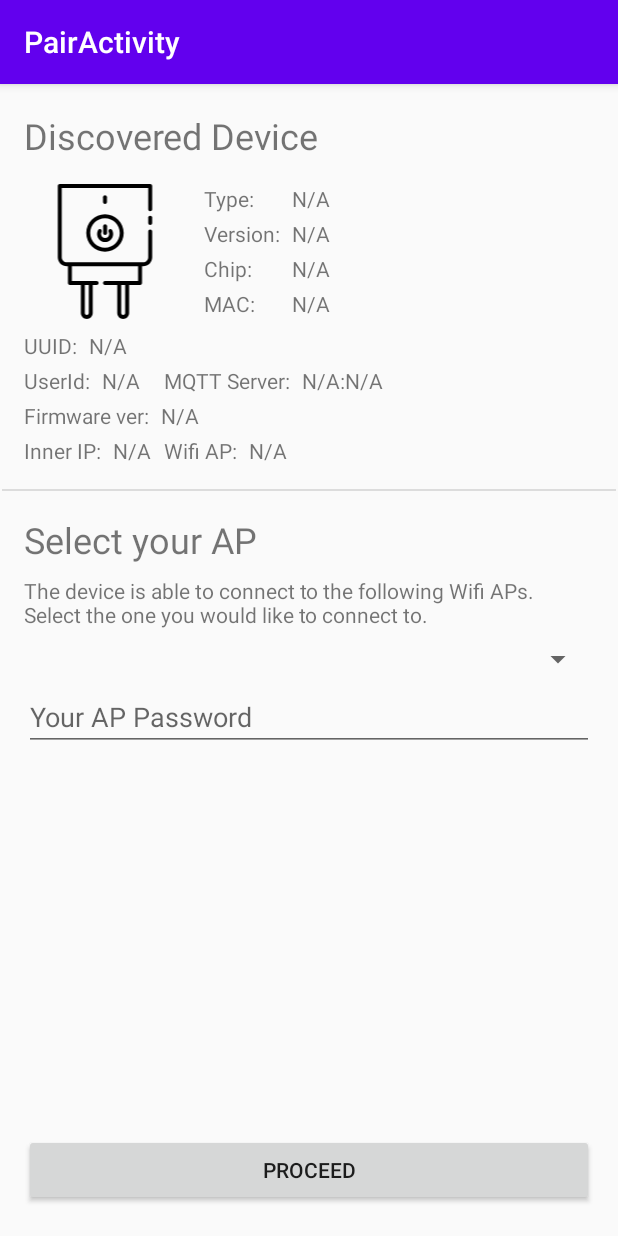
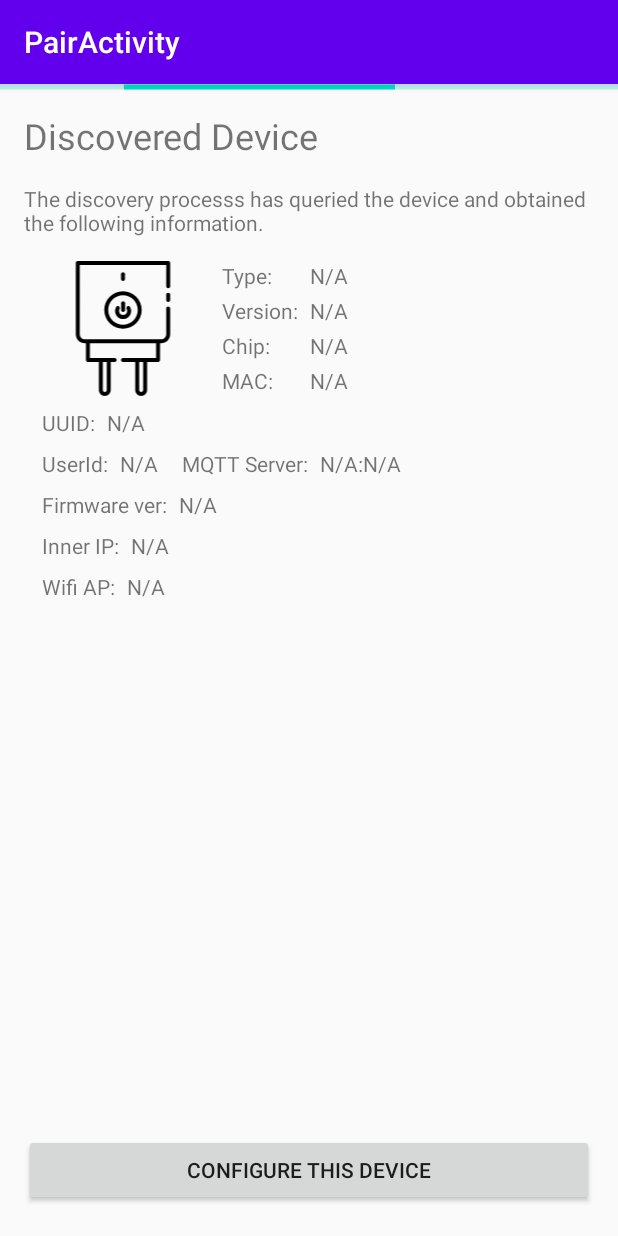
Before and after one commit to albertogeniola/Custom-Meross-Pairer, an Android app: the ConfigureFragment screen opened through its navigation route, on a phone screen of 412 x 824 dp. Run offline under Robolectric (Android 15) with nearby library versions, the phone set to English and light mode, and no system bars.

Commit message:
Automatically trigger scanning at boot Moved away AP configuration from Device Info fragment

```diff
--- a/app/src/main/java/com/albertogeniola/merossconf/ScanFragment.java
+++ b/app/src/main/java/com/albertogeniola/merossconf/ScanFragment.java
@@ -78,19 +78,7 @@ public class ScanFragment extends Fragment {
         fab.setOnClickListener(new View.OnClickListener() {
             @Override
             public void onClick(View view) {
-                if (!AndroidUtils.isLocationEnabled(getContext())) {
-                    Snackbar.make(fab,  "Please enable location access to scan WIFI networks", Snackbar.LENGTH_LONG).show();
-                    return;
-                }
-                if(Build.VERSION.SDK_INT >= Build.VERSION_CODES.M && getContext().checkSelfPermission(Manifest.permission.ACCESS_COARSE_LOCATION) != PackageManager.PERMISSION_GRANTED){
-                    requestPermissions(new String[]{Manifest.permission.ACCESS_COARSE_LOCATION},
-                            LOCATION_PERMISSION_CODE);
-                    //After this point you wait for callback in onRequestPermissionsResult(int, String[], int[]) overriden method
-
-                }else{
-                    fab.setEnabled(false);
-                    startScan();
-                }
+                startScan();
             }
         });
     }
@@ -109,6 +97,12 @@ public class ScanFragment extends Fragment {
     };
 
     @Override
+    public void onStart() {
+        super.onStart();
+        startScan();
+    }
+
+    @Override
     public void onRequestPermissionsResult(int requestCode, String[] permissions,
                                            int[] grantResults) {
         if (requestCode == LOCATION_PERMISSION_CODE
@@ -119,10 +113,20 @@ public class ScanFragment extends Fragment {
     }
 
     private void startScan() {
-        ((ProgressableActivity)getActivity()).setProgressIndeterminate();
-        boolean success = wifiManager.startScan();
-        if (!success) {
-            scanFailure();
+        if (!AndroidUtils.isLocationEnabled(getContext())) {
+            Snackbar.make(fab,  "Please enable location access to scan WIFI networks", Snackbar.LENGTH_LONG).show();
+            return;
+        }
+        if(Build.VERSION.SDK_INT >= Build.VERSION_CODES.M && getContext().checkSelfPermission(Manifest.permission.ACCESS_COARSE_LOCATION) != PackageManager.PERMISSION_GRANTED){
+            requestPermissions(new String[]{Manifest.permission.ACCESS_COARSE_LOCATION},
+                    LOCATION_PERMISSION_CODE);
+        }else{
+            fab.setEnabled(false);
+            ((ProgressableActivity)getActivity()).setProgressIndeterminate();
+            boolean success = wifiManager.startScan();
+            if (!success) {
+                scanFailure();
+            }
         }
     }
 
--- a/app/src/main/res/layout/fragment_configure_mqtt.xml
+++ b/app/src/main/res/layout/fragment_configure_mqtt.xml
@@ -10,12 +10,12 @@
         android:id="@+id/imageView"
         android:layout_width="108dp"
         android:layout_height="90dp"
-        android:layout_marginStart="16dp"
-        android:layout_marginLeft="16dp"
+        android:layout_marginStart="28dp"
+        android:layout_marginLeft="28dp"
         android:layout_marginTop="16dp"
         android:src="@drawable/ic_smart_plug"
         app:layout_constraintStart_toStartOf="parent"
-        app:layout_constraintTop_toBottomOf="@+id/textView3" />
+        app:layout_constraintTop_toBottomOf="@+id/textView9" />
 
     <TextView
         android:id="@+id/textView2"
@@ -31,7 +31,7 @@
         android:id="@+id/textView11"
         android:layout_width="wrap_content"
         android:layout_height="wrap_content"
-        android:layout_marginTop="4dp"
+        android:layout_marginTop="8dp"
         android:text="Firmware ver:"
         app:layout_constraintStart_toStartOf="@+id/textView12"
         app:layout_constraintTop_toBottomOf="@+id/textView12" />
@@ -40,7 +40,7 @@
         android:id="@+id/textView16"
         android:layout_width="wrap_content"
         android:layout_height="wrap_content"
-        android:layout_marginTop="4dp"
+        android:layout_marginTop="8dp"
         android:text="Inner IP:"
         app:layout_constraintStart_toStartOf="@+id/textView11"
         app:layout_constraintTop_toBottomOf="@+id/textView11" />
@@ -49,9 +49,10 @@
         android:id="@+id/textView17"
         android:layout_width="wrap_content"
         android:layout_height="wrap_content"
+        android:layout_marginTop="8dp"
         android:text="Wifi AP:"
-        app:layout_constraintStart_toStartOf="@+id/textView13"
-        app:layout_constraintTop_toTopOf="@+id/discoveredInnerIP" />
+        app:layout_constraintStart_toStartOf="@+id/textView16"
+        app:layout_constraintTop_toBottomOf="@+id/textView16" />
 
     <TextView
         android:id="@+id/textView13"
@@ -67,7 +68,7 @@
         android:id="@+id/textView12"
         android:layout_width="wrap_content"
         android:layout_height="wrap_content"
-        android:layout_marginTop="4dp"
+        android:layout_marginTop="8dp"
         android:text="UserId:"
         app:layout_constraintStart_toStartOf="@+id/textView8"
         app:layout_constraintTop_toBottomOf="@+id/textView8" />
@@ -238,53 +239,6 @@
         app:layout_constraintStart_toEndOf="@+id/discoveredMQTTServer"
         app:layout_constraintTop_toTopOf="@+id/discoveredMQTTServer" />
 
-    <View
-        android:id="@+id/divider"
-        android:layout_width="409dp"
-        android:layout_height="1dp"
-        android:layout_marginTop="16dp"
-        android:background="?android:attr/listDivider"
-        app:layout_constraintEnd_toEndOf="parent"
-        app:layout_constraintStart_toStartOf="parent"
-        app:layout_constraintTop_toBottomOf="@+id/textView17" />
-
-    <Spinner
-        android:id="@+id/spinner"
-        android:layout_width="fill_parent"
-        android:layout_height="wrap_content"
-        android:layout_marginStart="16dp"
-        android:layout_marginLeft="16dp"
-        android:layout_marginTop="8dp"
-        android:layout_marginEnd="16dp"
-        android:layout_marginRight="16dp"
-        app:layout_constraintEnd_toEndOf="parent"
-        app:layout_constraintStart_toStartOf="parent"
-        app:layout_constraintTop_toBottomOf="@+id/textView10" />
-
-    <TextView
-        android:id="@+id/textView9"
-        android:layout_width="wrap_content"
-        android:layout_height="wrap_content"
-        android:layout_marginStart="16dp"
-        android:layout_marginLeft="16dp"
-        android:layout_marginTop="16dp"
-        android:text="Select your AP"
-        android:textSize="24sp"
-        app:layout_constraintStart_toStartOf="parent"
-        app:layout_constraintTop_toBottomOf="@+id/divider" />
-
-    <TextView
-        android:id="@+id/textView10"
-        android:layout_width="0dp"
-        android:layout_height="wrap_content"
-        android:layout_marginTop="8dp"
-        android:layout_marginEnd="24dp"
-        android:layout_marginRight="24dp"
-        android:text="The device is able to connect to the following Wifi APs. Select the one you would like to connect to."
-        app:layout_constraintEnd_toEndOf="parent"
-        app:layout_constraintStart_toStartOf="@+id/textView9"
-        app:layout_constraintTop_toBottomOf="@+id/textView9" />
-
     <Button
         android:id="@+id/button"
         android:layout_width="0dp"
@@ -294,24 +248,23 @@
         android:layout_marginEnd="16dp"
         android:layout_marginRight="16dp"
         android:layout_marginBottom="20dp"
-        android:text="Proceed"
+        android:text="Configure this device"
         app:layout_constraintBottom_toBottomOf="parent"
         app:layout_constraintEnd_toEndOf="parent"
         app:layout_constraintStart_toStartOf="parent"
-        app:layout_constraintTop_toBottomOf="@+id/spinner"
+        app:layout_constraintTop_toBottomOf="@+id/textView17"
         app:layout_constraintVertical_bias="1.0" />
 
-    <EditText
-        android:id="@+id/wifiPassword"
+    <TextView
+        android:id="@+id/textView9"
         android:layout_width="0dp"
         android:layout_height="wrap_content"
-        android:layout_marginTop="4dp"
+        android:layout_marginTop="16dp"
         android:layout_marginEnd="16dp"
         android:layout_marginRight="16dp"
-        android:hint="Your AP Password"
-        android:ems="10"
-        android:inputType="textPersonName"
+        android:text="The discovery processs has queried the device and obtained the following information. "
         app:layout_constraintEnd_toEndOf="parent"
-        app:layout_constraintStart_toStartOf="@+id/spinner"
-        app:layout_constraintTop_toBottomOf="@+id/spinner" />
+        app:layout_constraintStart_toStartOf="@+id/textView3"
+        app:layout_constraintTop_toBottomOf="@+id/textView3" />
+
 </androidx.constraintlayout.widget.ConstraintLayout>
```
